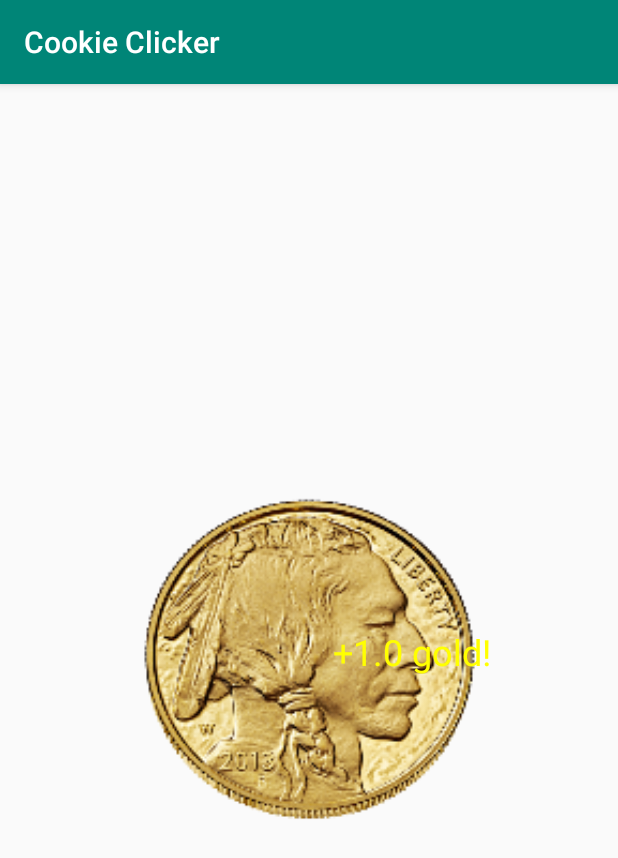
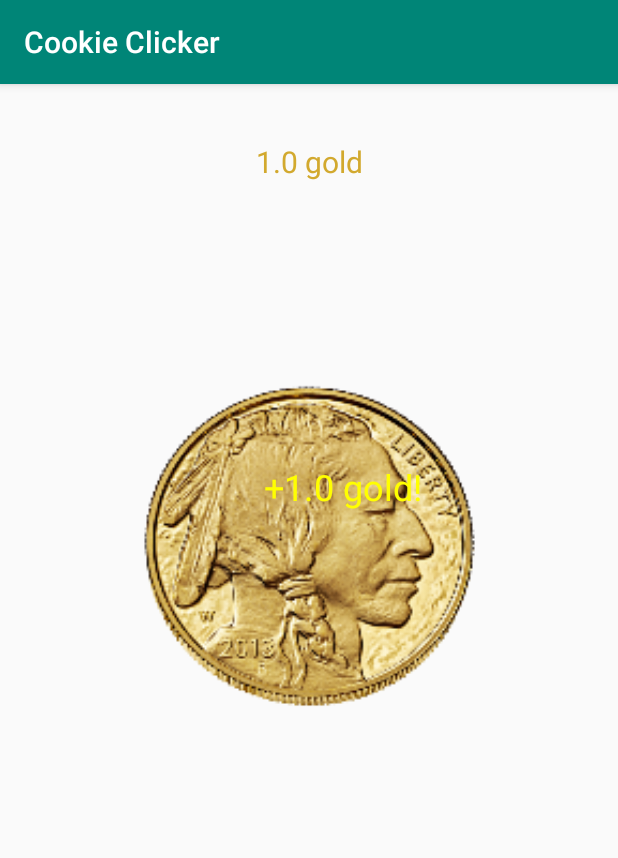
Before and after one commit to avyaysbhs/Android-Cookie-Clicker, an Android app: the screen it shows after launch (MainActivity), on a phone screen of 412 x 824 dp. Shown: the top 858 px of the screen. Run offline under Robolectric (Android 15) with nearby library versions, the phone set to English and light mode, and no system bars.

Commit message:
Home updates

```diff
--- a/app/src/main/java/com/example/cookieclicker/MainActivity.java
+++ b/app/src/main/java/com/example/cookieclicker/MainActivity.java
@@ -3,7 +3,6 @@ package com.example.cookieclicker;
 import android.animation.Animator;
 import android.annotation.SuppressLint;
 import android.graphics.Color;
-import android.graphics.fonts.Font;
 import android.os.Bundle;
 import android.view.View;
 import android.view.ViewGroup;
@@ -15,16 +14,25 @@ import androidx.appcompat.app.AppCompatActivity;
 import androidx.constraintlayout.widget.ConstraintLayout;
 import androidx.constraintlayout.widget.ConstraintSet;
 
+import java.util.ArrayList;
+import java.util.List;
+
 public class MainActivity extends AppCompatActivity {
-    private final String incrementString = "+%.1f gold!";
+    private static final String incrementString = "+%.1f gold!";
 
     private float clickPower = 1;
+    private float gold = 0;
+
+    List<ProductionAsset> assets = new ArrayList<>();
+
+    private TextView goldView;
     private ImageButton coinButton;
     private ConstraintLayout constraintLayout;
 
     @SuppressLint("DefaultLocale")
     public void addIncrementParticle()
     {
+        incrementGold(clickPower);
         final TextView view = new TextView(this);
         view.setId(View.generateViewId());
         view.setTextSize(24);
@@ -47,7 +55,7 @@ public class MainActivity extends AppCompatActivity {
             constraintLayout.getId(),
             ConstraintSet.BOTTOM,
             0,
-            (float) Math.random() * .3f + .5f
+            (float) Math.random() * .3f + .35f
         );
         constraintSet.centerHorizontally(view.getId(),
             constraintLayout.getId(),
@@ -56,7 +64,7 @@ public class MainActivity extends AppCompatActivity {
             constraintLayout.getId(),
             ConstraintSet.RIGHT,
             0,
-            (float) Math.random() * .3f + .5f
+            (float) Math.random() * .3f + .35f
         );
 
         constraintSet.applyTo(constraintLayout);
@@ -70,16 +78,35 @@ public class MainActivity extends AppCompatActivity {
         setContentView(R.layout.activity_main);
 
         constraintLayout = findViewById(R.id.mainLayout);
+        goldView = findViewById(R.id.counter);
         coinButton = findViewById(R.id.imageButton5);
         coinButton.setOnClickListener(this::onClick);
 
+        new Thread(() ->
+        {
+            while (true)
+            {
+                try {
+                    Thread.sleep(250L);
+                    updateAssets(.25f);
+                } catch (InterruptedException e) {
+                    e.printStackTrace();
+                }
+            }
+        }).start();
+
         addIncrementParticle();
+    }
+
+    public void updateAssets(float deltaTime)
+    {
+        assets.forEach(e -> incrementGold(deltaTime * e.rate));
     }
 
     public void onClick(View v)
     {
         addIncrementParticle();
-        coinButton.animate().scaleX(1.2f).scaleY(1.2f).rotation(180).setListener(new Animator.AnimatorListener() {
+        coinButton.animate().scaleX(1.2f).scaleY(1.2f).rotation(180).setDuration(75).setListener(new Animator.AnimatorListener() {
             @Override
             public void onAnimationStart(Animator animation) {
 
@@ -87,7 +114,7 @@ public class MainActivity extends AppCompatActivity {
 
             @Override
             public void onAnimationEnd(Animator animation) {
-                coinButton.animate().scaleX(.8f).scaleY(.8f).rotation(360).setListener(new Animator.AnimatorListener() {
+                coinButton.animate().scaleX(.8f).scaleY(.8f).rotation(360).setDuration(90).setListener(new Animator.AnimatorListener() {
                     @Override
                     public void onAnimationStart(Animator animation) {
 
@@ -120,6 +147,24 @@ public class MainActivity extends AppCompatActivity {
 
             }
         }).start();
+    }
+
+    public void buyAsset(ProductionAsset asset)
+    {
+        if (!assets.contains(asset))
+            assets.add(asset);
+
+        float cp = 1;
+        for (ProductionAsset ast: assets)
+            cp += ast.clickPower;
+
+        clickPower = cp;
+    }
+
+    public void incrementGold(float amount)
+    {
+        gold += amount;
+        goldView.setText(gold + " gold");
     }
 
     class FadeOutAnimation implements Animator.AnimatorListener
--- a/app/src/main/res/layout/activity_main.xml
+++ b/app/src/main/res/layout/activity_main.xml
@@ -18,5 +18,55 @@
         app:layout_constraintEnd_toEndOf="parent"
         app:layout_constraintStart_toStartOf="parent"
         app:layout_constraintTop_toTopOf="parent"
+        app:layout_constraintVertical_bias="0.357"
         app:srcCompat="@mipmap/goledcoin_foreground" />
+
+    <TextView
+        android:id="@+id/counter"
+        android:layout_width="172dp"
+        android:layout_height="36dp"
+        android:gravity="center"
+        android:text="0 gold"
+        android:textColor="#E8CEA119"
+        android:textSize="20dp"
+        app:layout_constraintBottom_toTopOf="@+id/imageButton5"
+        app:layout_constraintEnd_toEndOf="parent"
+        app:layout_constraintStart_toStartOf="parent"
+        app:layout_constraintTop_toTopOf="parent"
+        app:layout_constraintVertical_bias="0.225" />
+
+    <HorizontalScrollView
+        android:id="@+id/horizontalScrollView"
+        android:layout_width="413dp"
+        android:layout_height="133dp"
+        android:layout_marginTop="1dp"
+        app:layout_constraintBottom_toBottomOf="parent"
+        app:layout_constraintEnd_toEndOf="parent"
+        app:layout_constraintStart_toStartOf="parent"
+        app:layout_constraintTop_toBottomOf="@+id/imageButton5"
+        app:layout_constraintVertical_bias="0.232">
+
+        <LinearLayout
+            android:id="@+id/factoriesLayout"
+            android:layout_width="wrap_content"
+            android:layout_height="match_parent"
+            android:orientation="horizontal" />
+    </HorizontalScrollView>
+
+    <HorizontalScrollView
+        android:id="@+id/horizontalScrollView2"
+        android:layout_width="413dp"
+        android:layout_height="133dp"
+        app:layout_constraintBottom_toBottomOf="parent"
+        app:layout_constraintEnd_toEndOf="parent"
+        app:layout_constraintStart_toStartOf="parent"
+        app:layout_constraintTop_toBottomOf="@+id/horizontalScrollView">
+
+        <LinearLayout
+            android:id="@+id/toolsLayout"
+            android:layout_width="wrap_content"
+            android:layout_height="match_parent"
+            android:orientation="horizontal" />
+    </HorizontalScrollView>
+
 </androidx.constraintlayout.widget.ConstraintLayout>
--- a/app/src/main/res/values/strings.xml
+++ b/app/src/main/res/values/strings.xml
@@ -1,3 +1,3 @@
 <resources>
-    <string name="app_name">Cookie Clicker</string>
+    <string name="app_name" translatable="true">Cookie Clicker</string>
 </resources>
--- a/app/src/main/res/values/styles.xml
+++ b/app/src/main/res/values/styles.xml
@@ -1,7 +1,7 @@
 <resources>
 
     <!-- Base application theme. -->
-    <style name="AppTheme" parent="Theme.AppCompat.Light.DarkActionBar">
+    <style name="AppTheme" parent="Theme.AppCompat.DayNight.DarkActionBar">
         <!-- Customize your theme here. -->
         <item name="colorPrimary">@color/colorPrimary</item>
         <item name="colorPrimaryDark">@color/colorPrimaryDark</item>
```
Also changed, not shown: app/src/main/java/com/example/cookieclicker/AssetType.java (added, +11 -0 lines), app/src/main/java/com/example/cookieclicker/ProductionAsset.java (added, +54 -0 lines), 2 other files.
